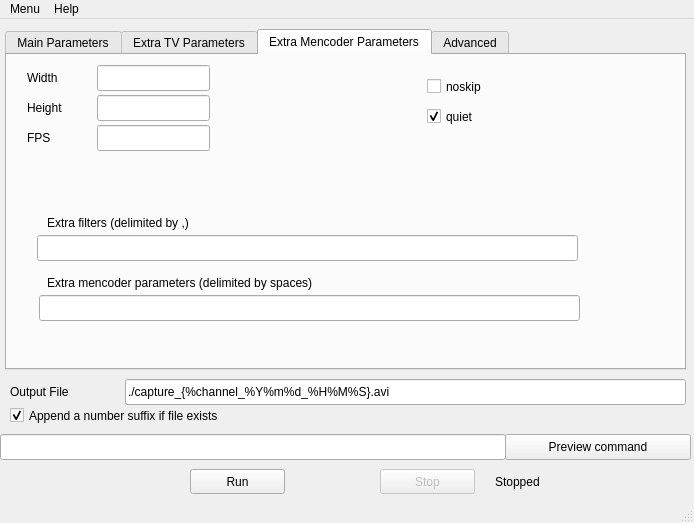
First picture: the form in ui/mtvcgui.ui, repository sbruno/mtvcgui, before the edit.
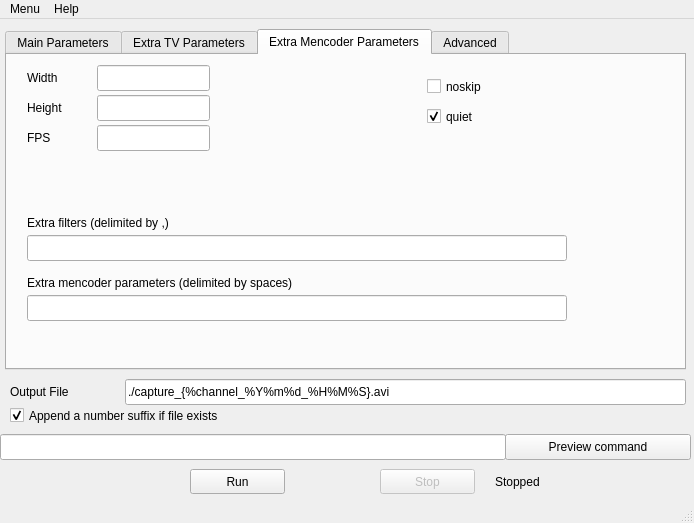
Second picture: the form after the edit. The open tabs and pages were chosen to show the change.

Commit message: Components alignnment

Diff of the .ui file:
```diff
--- a/ui/mtvcgui.ui
+++ b/ui/mtvcgui.ui
@@ -1462,7 +1462,7 @@
      <widget class="QLabel" name="label_11">
       <property name="geometry">
        <rect>
-        <x>40</x>
+        <x>20</x>
         <y>220</y>
         <width>451</width>
         <height>16</height>
@@ -1475,9 +1475,9 @@
      <widget class="QLineEdit" name="extramencoderparms">
       <property name="geometry">
        <rect>
-        <x>32</x>
+        <x>20</x>
         <y>240</y>
-        <width>541</width>
+        <width>540</width>
         <height>26</height>
        </rect>
       </property>
@@ -1595,9 +1595,9 @@
      <widget class="QLineEdit" name="extrafilters">
       <property name="geometry">
        <rect>
-        <x>30</x>
+        <x>20</x>
         <y>180</y>
-        <width>541</width>
+        <width>540</width>
         <height>26</height>
        </rect>
       </property>
@@ -1608,7 +1608,7 @@
      <widget class="QLabel" name="label_23">
       <property name="geometry">
        <rect>
-        <x>40</x>
+        <x>20</x>
         <y>160</y>
         <width>456</width>
         <height>16</height>
```
Left out of the diff: 10 changed lines with no effect on the pictures. The commit also changes 1 other file.
